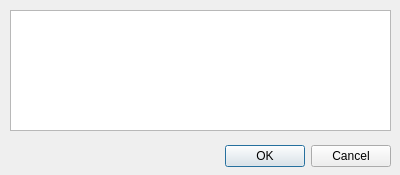
First picture: the form in app_pc/ProjetCo_AppPC/textewindow.ui, repository AnceretMatthieu/bebete, before the edit.
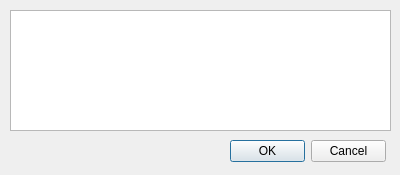
Second picture: the form after the edit.

```diff
--- a/app_pc/ProjetCo_AppPC/textewindow.ui
+++ b/app_pc/ProjetCo_AppPC/textewindow.ui
@@ -13,22 +13,6 @@
   <property name="windowTitle">
    <string>Gestion d'un commentaire</string>
   </property>
-  <widget class="QDialogButtonBox" name="buttonBox">
-   <property name="geometry">
-    <rect>
-     <x>50</x>
-     <y>140</y>
-     <width>341</width>
-     <height>32</height>
-    </rect>
-   </property>
-   <property name="orientation">
-    <enum>Qt::Horizontal</enum>
-   </property>
-   <property name="standardButtons">
-    <set>QDialogButtonBox::Cancel|QDialogButtonBox::Ok</set>
-   </property>
-  </widget>
   <widget class="QTextEdit" name="textEdit">
    <property name="geometry">
     <rect>
@@ -39,6 +23,19 @@
     </rect>
    </property>
   </widget>
+  <widget class="QDialogButtonBox" name="buttonBox">
+   <property name="geometry">
+    <rect>
+     <x>230</x>
+     <y>140</y>
+     <width>156</width>
+     <height>23</height>
+    </rect>
+   </property>
+   <property name="standardButtons">
+    <set>QDialogButtonBox::Cancel|QDialogButtonBox::Ok</set>
+   </property>
+  </widget>
  </widget>
  <resources/>
  <connections/>
```
